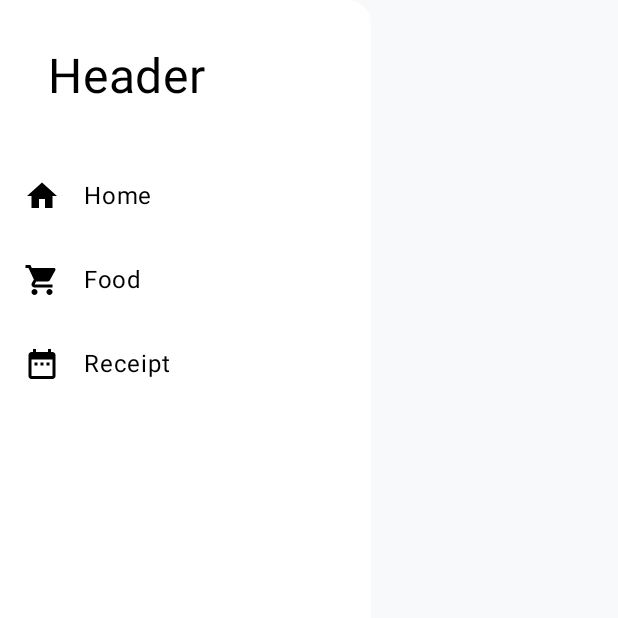
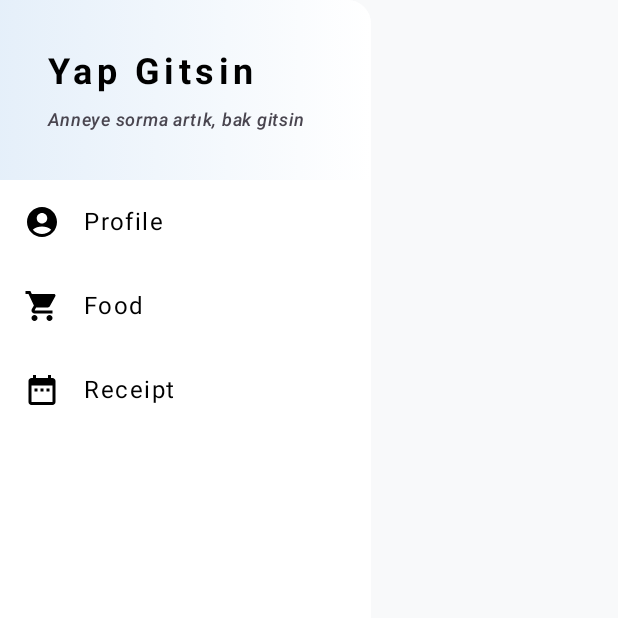
Before and after one commit to ykphn/YapGitsin, an Android app built with Jetpack Compose: the composable Sidebar shown on its own in the app's theme, on a phone screen of 412 x 824 dp, the top half of it. Run offline under Robolectric (Android 15) with nearby library versions, the phone set to English and light mode, and no system bars; 2 statements that could not run were skipped.

Commit message:
feat: enhance Sidebar UI and navigation
This commit introduces several improvements to the Sidebar component:

- **SidebarHeader:**
    - Updated to display the application name "Yap Gitsin" and a tagline "Anneye sorma artık, bak gitsin".
    - Applied a horizontal gradient background.
    - Adjusted typography, spacing, and padding for a more polished look.
- **SidebarBody:**
    - Added letter spacing to item titles for better readability.
- **Sidebar Navigation:**
    - Changed the first sidebar item from "Home" to "Profile" and updated its icon to `AccountCircle`.
- **MainActivity:**
    - The navigation drawer now automatically closes after navigating to a new screen.

```diff
--- a/app/src/main/java/com/ykphn/yapgitsin/presentation/main/MainActivity.kt
+++ b/app/src/main/java/com/ykphn/yapgitsin/presentation/main/MainActivity.kt
@@ -35,6 +35,7 @@ class MainActivity : ComponentActivity() {
                         Sidebar(
                             onNavigate = { route ->
                                 navController.navigate(route)
+                                scope.launch { drawerState.close() }
                             }
                         )
                     }
--- a/app/src/main/java/com/ykphn/yapgitsin/presentation/main/layout/sidebar/Sidebar.kt
+++ b/app/src/main/java/com/ykphn/yapgitsin/presentation/main/layout/sidebar/Sidebar.kt
@@ -9,8 +9,8 @@ import androidx.compose.foundation.layout.statusBars
 import androidx.compose.foundation.layout.windowInsetsPadding
 import androidx.compose.foundation.shape.RoundedCornerShape
 import androidx.compose.material.icons.Icons
+import androidx.compose.material.icons.filled.AccountCircle
 import androidx.compose.material.icons.filled.DateRange
-import androidx.compose.material.icons.filled.Home
 import androidx.compose.material.icons.filled.ShoppingCart
 import androidx.compose.material3.MaterialTheme
 import androidx.compose.runtime.Composable
@@ -37,10 +37,10 @@ fun Sidebar(
         SidebarBody(
             items = listOf(
                 SidebarItem(
-                    id = "main",
-                    title = "Home",
-                    contentDescription = "Home",
-                    icon = Icons.Default.Home
+                    id = "profile",
+                    title = "Profile",
+                    contentDescription = "Profile",
+                    icon = Icons.Default.AccountCircle
                 ), SidebarItem(
                     id = "food",
                     title = "Food",
--- a/app/src/main/java/com/ykphn/yapgitsin/presentation/main/layout/sidebar/components/SidebarBody.kt
+++ b/app/src/main/java/com/ykphn/yapgitsin/presentation/main/layout/sidebar/components/SidebarBody.kt
@@ -13,6 +13,7 @@ import androidx.compose.material3.Text
 import androidx.compose.runtime.Composable
 import androidx.compose.ui.Modifier
 import androidx.compose.ui.unit.dp
+import androidx.compose.ui.unit.sp
 import com.ykphn.yapgitsin.presentation.main.layout.sidebar.model.SidebarItem
 
 @Composable
@@ -36,6 +37,7 @@ fun SidebarBody(
                 Text(
                     modifier = Modifier.weight(1f),
                     text = item.title,
+                    letterSpacing = 1.sp,
                     color = MaterialTheme.colorScheme.onSurface
                 )
             }
--- a/app/src/main/java/com/ykphn/yapgitsin/presentation/main/layout/sidebar/components/SidebarHeader.kt
+++ b/app/src/main/java/com/ykphn/yapgitsin/presentation/main/layout/sidebar/components/SidebarHeader.kt
@@ -1,19 +1,52 @@
 package com.ykphn.yapgitsin.presentation.main.layout.sidebar.components
 
+import androidx.compose.foundation.background
 import androidx.compose.foundation.layout.Box
+import androidx.compose.foundation.layout.Column
+import androidx.compose.foundation.layout.Spacer
+import androidx.compose.foundation.layout.fillMaxWidth
+import androidx.compose.foundation.layout.height
 import androidx.compose.foundation.layout.padding
 import androidx.compose.material3.MaterialTheme
 import androidx.compose.material3.Text
 import androidx.compose.runtime.Composable
 import androidx.compose.ui.Modifier
+import androidx.compose.ui.graphics.Brush
+import androidx.compose.ui.text.font.FontStyle
+import androidx.compose.ui.text.font.FontWeight
 import androidx.compose.ui.unit.dp
 import androidx.compose.ui.unit.sp
 
 @Composable
-fun SidebarHeader() {
+fun SidebarHeader(
+    modifier: Modifier = Modifier
+) {
     Box(
-        modifier = Modifier.padding(32.dp)
+        modifier = modifier
+            .fillMaxWidth()
+            .background(
+                brush = Brush.horizontalGradient(
+                    listOf(
+                        MaterialTheme.colorScheme.primary.copy(alpha = 0.1f),
+                        MaterialTheme.colorScheme.surface
+                    )
+                )
+            )
+            .padding(vertical = 32.dp, horizontal = 32.dp)
     ) {
-        Text(text = "Header", fontSize = 32.sp, color = MaterialTheme.colorScheme.onSurface)
+        Column {
+            Text(
+                text = "Yap Gitsin",
+                letterSpacing = 3.sp,
+                style = MaterialTheme.typography.headlineSmall.copy(fontWeight = FontWeight.Bold),
+                color = MaterialTheme.colorScheme.onSurface
+            )
+            Spacer(modifier = Modifier.height(8.dp))
+            Text(
+                text = "Anneye sorma artık, bak gitsin",
+                style = MaterialTheme.typography.labelMedium.copy(fontStyle = FontStyle.Italic),
+                color = MaterialTheme.colorScheme.onSurfaceVariant,
+            )
+        }
     }
 }
```
